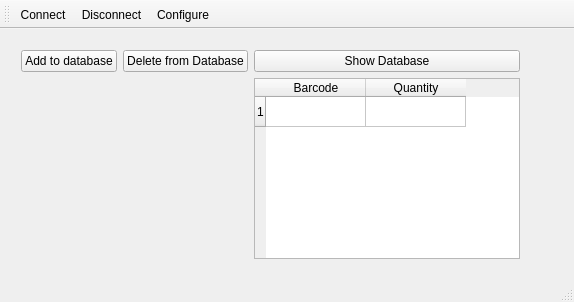
This is Lagerverwaltung/mainwindow.ui in huntworker/Lagerverwaltung as Qt 5 draws it before an edit. The edited form follows.
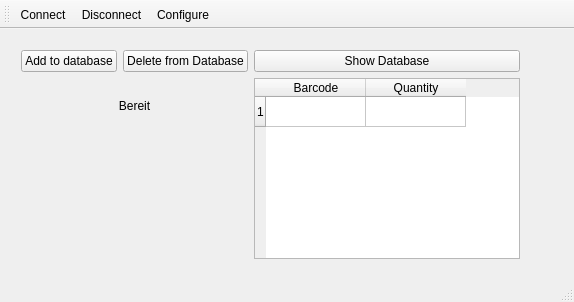
This is the edited form.

```diff
--- a/Lagerverwaltung/mainwindow.ui
+++ b/Lagerverwaltung/mainwindow.ui
@@ -59,6 +59,16 @@
          </property>
         </widget>
        </item>
+       <item>
+        <widget class="QLabel" name="LabelState">
+         <property name="text">
+          <string>Bereit</string>
+         </property>
+         <property name="alignment">
+          <set>Qt::AlignCenter</set>
+         </property>
+        </widget>
+       </item>
        <item>
         <spacer name="verticalSpacer">
          <property name="orientation">
```
